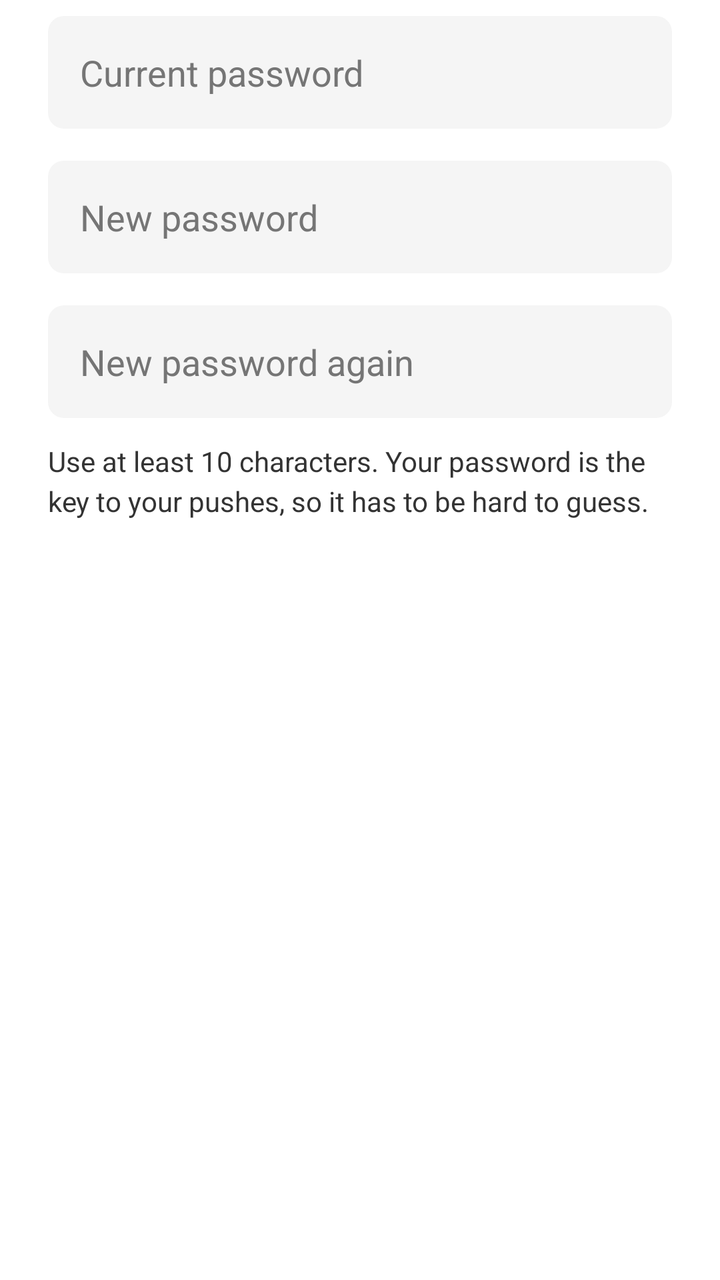
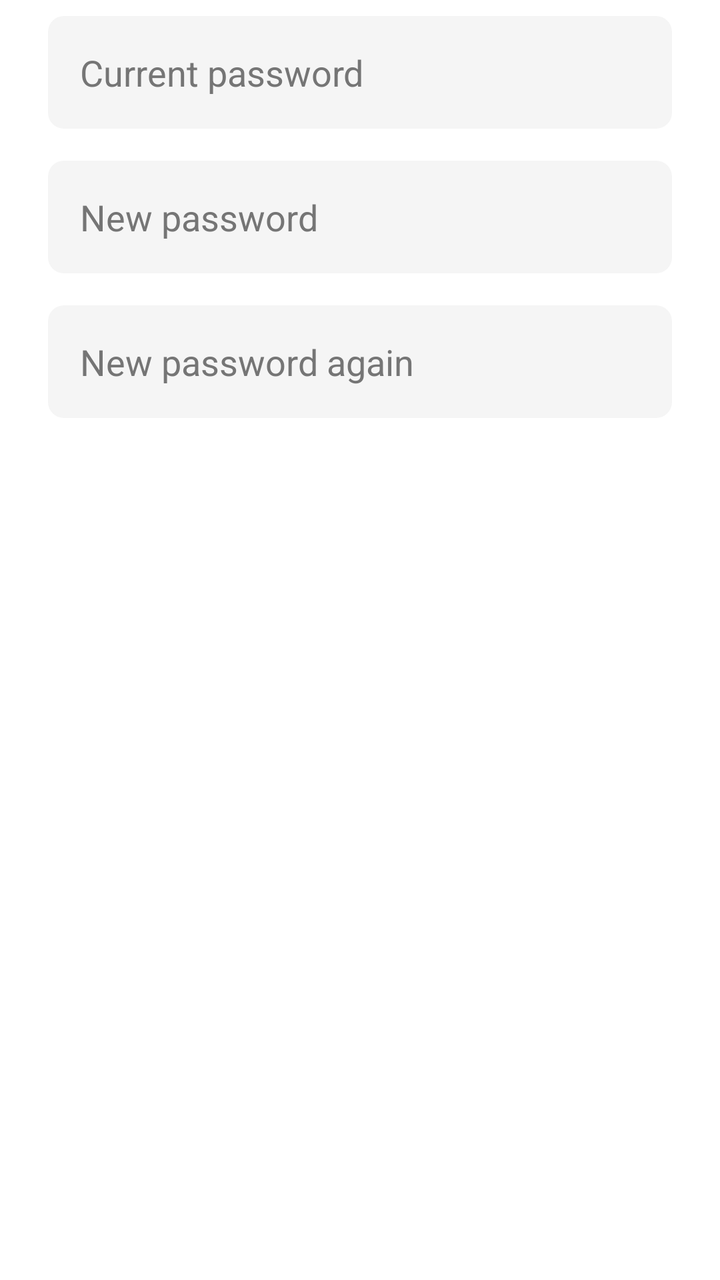

Compare the two renders of this Android layout. The source of the first and the diff that turns it into the second are given below.
<!-- AndroidManifest.xml: application theme Theme.LinkShare -->
<!-- res/layout/dialog_change_password.xml -->
<?xml version="1.0" encoding="utf-8"?>
<LinearLayout
  xmlns:android="http://schemas.android.com/apk/res/android"
  android:layout_width="match_parent"
  android:layout_height="wrap_content"
  android:orientation="vertical"
  android:paddingStart="24dp"
  android:paddingTop="8dp"
  android:paddingEnd="24dp">

  <EditText
    android:id="@+id/currentPasswordInput"
    style="@style/Widget.LinkShare.Input"
    android:layout_width="match_parent"
    android:layout_height="wrap_content"
    android:autofillHints="password"
    android:hint="@string/current_password"
    android:inputType="textPassword" />

  <EditText
    android:id="@+id/newPasswordInput"
    style="@style/Widget.LinkShare.Input"
    android:layout_width="match_parent"
    android:layout_height="wrap_content"
    android:layout_marginTop="16dp"
    android:autofillHints="newPassword"
    android:hint="@string/new_password"
    android:inputType="textPassword" />

  <EditText
    android:id="@+id/newPasswordAgainInput"
    style="@style/Widget.LinkShare.Input"
    android:layout_width="match_parent"
    android:layout_height="wrap_content"
    android:layout_marginTop="16dp"
    android:autofillHints="newPassword"
    android:hint="@string/new_password_again"
    android:inputType="textPassword" />

  <TextView
    style="@style/Widget.LinkShare.Body"
    android:layout_width="match_parent"
    android:layout_height="wrap_content"
    android:layout_marginTop="12dp"
    android:text="@string/password_rule"
    android:textSize="14sp" />

</LinearLayout>
<!-- resources referenced by this layout -->
<resources>
  <string name="current_password">Current password</string>
  <string name="new_password">New password</string>
  <string name="new_password_again">New password again</string>
  <string name="password_rule">Use at least 10 characters. Your password is the key to your pushes, so it has to be hard to guess.</string>
  <style name="Widget.LinkShare.Body" parent="">
          <item name="android:textColor">@color/color_text_secondary</item>
          <item name="android:textSize">16sp</item>
          <item name="android:lineSpacingMultiplier">1.2</item>
      </style>
  <style name="Widget.LinkShare.Input" parent="">
          <item name="android:background">@drawable/input_background</item>
          <item name="android:padding">16dp</item>
          <item name="android:textColor">@color/color_text</item>
          <item name="android:textColorHint">@color/input_hint</item>
      </style>
  <color name="color_text_secondary">@color/grey_900</color>
  <!-- drawable input_background (drawable) -->
  <?xml version="1.0" encoding="utf-8"?>
  <shape xmlns:android="http://schemas.android.com/apk/res/android">
    <solid android:color="@color/input_background" />
    <corners android:radius="8dp" />
  </shape>
  <color name="color_text">@color/black</color>
  <color name="input_hint">#757575</color>
  <color name="color_primary">@color/pink_200</color>
  <color name="color_primary_variant">@color/pink_700</color>
  <color name="color_on_primary">@color/black</color>
  <color name="color_secondary">@color/teal_200</color>
  <color name="color_secondary_variant">@color/teal_700</color>
  <color name="color_on_secondary">@color/grey_900</color>
  <color name="color_background">@color/white</color>
  <color name="color_on_background">@color/black</color>
  <color name="color_on_surface">@color/black</color>
  <style name="Widget.LinkShare.Button" parent="Widget.MaterialComponents.Button">
          <item name="android:background">@drawable/button_background</item>
          <item name="android:textColor">@color/color_on_primary</item>
          <item name="android:textAllCaps">true</item>
          <item name="android:padding">16dp</item>
      </style>
  <color name="grey_900">#333333</color>
  <color name="input_background">#F5F5F5</color>
  <color name="black">#FF000000</color>
  <color name="pink_200">#FFA9E7</color>
  <color name="pink_700">#C2185B</color>
  <color name="teal_200">#FF03DAC5</color>
  <color name="teal_700">#FF018786</color>
  <color name="white">#FFFFFFFF</color>
  <!-- drawable button_background (drawable) -->
  <?xml version="1.0" encoding="utf-8"?>
  <layer-list xmlns:android="http://schemas.android.com/apk/res/android">
    
    <item>
      <shape android:shape="rectangle">
        <solid android:color="@color/color_primary" />
        <corners android:radius="8dp" />
      </shape>
    </item>
    <item android:top="2dp" android:bottom="4dp">
      <shape android:shape="rectangle">
        <solid android:color="@color/pink_200" />
        <corners android:radius="8dp" />
      </shape>
    </item>
  </layer-list>
  <!-- unchanged entries left out for length: 1 -->
</resources>

<!-- the commit's change to res/layout/dialog_change_password.xml (unified diff, before → after) -->
@@ -37,12 +37,13 @@
     android:hint="@string/new_password_again"
     android:inputType="textPassword" />
 
+  
   <TextView
+    android:id="@+id/passwordRuleText"
     style="@style/Widget.LinkShare.Body"
     android:layout_width="match_parent"
     android:layout_height="wrap_content"
     android:layout_marginTop="12dp"
-    android:text="@string/password_rule"
     android:textSize="14sp" />
 
 </LinearLayout>
<!-- resource entries referenced after the edit -->
@@ -3,7 +3,6 @@
   <string name="current_password">Current password</string>
   <string name="new_password">New password</string>
   <string name="new_password_again">New password again</string>
-  <string name="password_rule">Use at least 10 characters. Your password is the key to your pushes, so it has to be hard to guess.</string>
   <style name="Widget.LinkShare.Body" parent="">
           <item name="android:textColor">@color/color_text_secondary</item>
           <item name="android:textSize">16sp</item>
